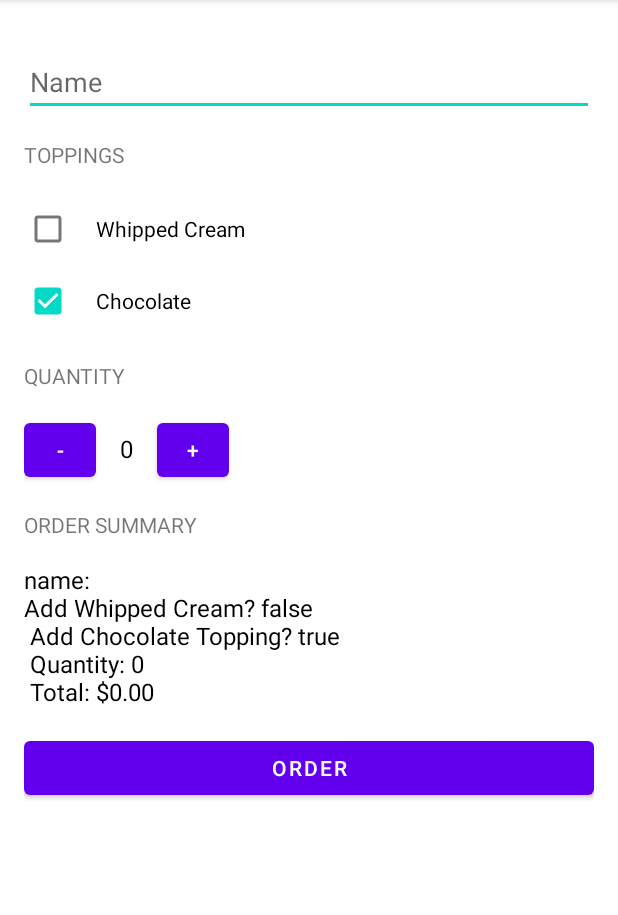
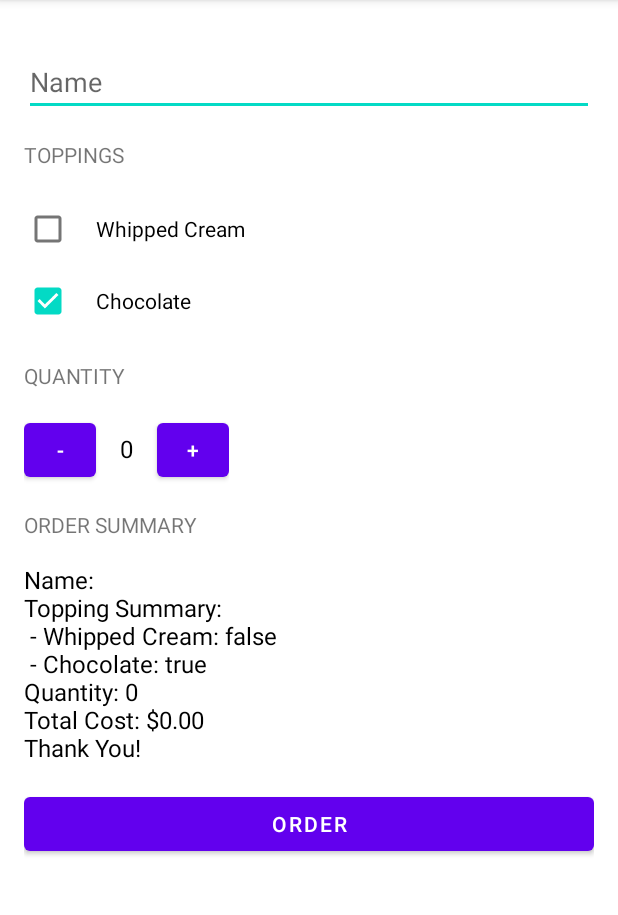
Before and after one commit to Arsonist-Cook/Desenvolvimento-Android_Trilha-Basica, an Android app: the screen it shows after launch (MainActivity), after a tap on "ORDER", on a phone screen of 412 x 824 dp, the part 84-999 px from its top. Run offline under Robolectric (Android 15) with nearby library versions, the phone set to English and light mode, and no system bars; 1 other tap on this screen came first.

Commit message:
Add string resource to localization later support

```diff
--- a/User Input/Just Kotlin/app/src/main/java/com/example/android/justkotlin/MainActivity.kt
+++ b/User Input/Just Kotlin/app/src/main/java/com/example/android/justkotlin/MainActivity.kt
@@ -8,13 +8,12 @@ import android.widget.EditText
 import android.widget.TextView
 import androidx.appcompat.app.AppCompatActivity
 import androidx.core.widget.doAfterTextChanged
-import androidx.core.widget.doOnTextChanged
 import com.example.android.justkotlin.utils.Order
 
 
 class MainActivity : AppCompatActivity() {
 
-    var order: Order = Order()
+    var order: Order = Order(this)
     var summaryTextView:TextView? = null
     var quantityTextView:TextView? = null
     var editText:EditText? = null
--- a/User Input/Just Kotlin/app/src/main/java/com/example/android/justkotlin/utils/Order.kt
+++ b/User Input/Just Kotlin/app/src/main/java/com/example/android/justkotlin/utils/Order.kt
@@ -1,12 +1,14 @@
 package com.example.android.justkotlin.utils
 
+import android.content.Context
+import com.example.android.justkotlin.R
 import java.text.NumberFormat
 
 const val COFFEE_BASE_PRICE: Double = 5.0
 const val WHIPPED_CREAM_ADD_PRICE: Double = 1.0
 const val CHOCOLATE_TOPPING_PRICE: Double = 2.0
 
-class Order {
+class Order(private val context: Context) {
     var cupsOfCoffee: Int = 0
         private set
     var hasWhippedCream: Boolean = false
@@ -39,10 +41,12 @@ class Order {
     }
 
     fun getSummaryOrder(): String {
-        return "name: $nameOrder \n" +
-                "Add Whipped Cream? $hasWhippedCream \n " +
-                "Add Chocolate Topping? $hasChocolateTopping \n " +
-                "Quantity: $cupsOfCoffee \n " +
-                "Total: ${calculateTotalPrice()}"
+        return "${context.getString(R.string.summary_name, nameOrder)}\n" +
+                "${context.getString(R.string.topping_title_summary)}\n" +
+                " - ${context.getString(R.string.whipped_cream_summary,hasWhippedCream)}\n" +
+                " - ${context.getString(R.string.chocolate_topping_summary,hasChocolateTopping)}\n" +
+                "${context.getString(R.string.quantity_summary, cupsOfCoffee)}\n" +
+                "${context.getString(R.string.total_cost_summary, calculateTotalPrice())}\n" +
+                context.getString(R.string.greetings_summary)
     }
 }
--- a/User Input/Just Kotlin/app/src/main/res/layout/activity_main.xml
+++ b/User Input/Just Kotlin/app/src/main/res/layout/activity_main.xml
@@ -1,8 +1,12 @@
 <?xml version="1.0" encoding="utf-8"?>
-<LinearLayout xmlns:android="http://schemas.android.com/apk/res/android"
+<ScrollView xmlns:android="http://schemas.android.com/apk/res/android"
     xmlns:tools="http://schemas.android.com/tools"
     android:layout_width="match_parent"
-    android:layout_height="match_parent"
+    android:layout_height="match_parent">
+
+    <LinearLayout
+        android:layout_width="match_parent"
+        android:layout_height="wrap_content"
         android:orientation="vertical"
         android:padding="16dp"
         tools:context=".MainActivity">
@@ -11,40 +15,41 @@
             android:id="@+id/name_edit_text"
             android:layout_width="match_parent"
             android:layout_height="wrap_content"
+            android:layout_marginTop="16dp"
             android:layout_marginBottom="16dp"
-        android:layout_marginTop="16dp"
-        android:hint="Name"
-        />
+            android:autofillHints="@string/name_text_edit_hint"
+            android:hint="@string/name_text_edit_hint"
+            android:inputType="textCapWords" />
 
         <TextView
             android:layout_width="wrap_content"
             android:layout_height="wrap_content"
             android:layout_marginBottom="16dp"
-        android:text="Toppings"
+            android:text="@string/toppings_label"
             android:textAllCaps="true" />
 
         <CheckBox
             android:layout_width="wrap_content"
             android:layout_height="wrap_content"
+            android:onClick="setWhippedCreamTopping"
+            android:paddingStart="16dp"
             android:paddingEnd="16dp"
-        android:text="Whipped Cream"
-        android:onClick="setWhippedCreamTopping"
-        android:paddingStart="16dp" />
+            android:text="@string/whipped_cream_topping" />
 
         <CheckBox
             android:layout_width="wrap_content"
             android:layout_height="wrap_content"
             android:layout_marginBottom="16dp"
+            android:onClick="setChocolateTopping"
+            android:paddingStart="16dp"
             android:paddingEnd="16dp"
-        android:text="Chocolate"
-        android:onClick="setChocolateTopping"
-        android:paddingStart="16dp" />
+            android:text="@string/chocolate_topping" />
 
         <TextView
             android:layout_width="wrap_content"
             android:layout_height="wrap_content"
             android:layout_marginBottom="16dp"
-        android:text="quantity"
+            android:text="@string/quantity"
             android:textAllCaps="true" />
 
         <LinearLayout
@@ -58,14 +63,14 @@
                 android:layout_width="48dp"
                 android:layout_height="48dp"
                 android:onClick="decrementCup"
-            android:text="-" />
+                android:text="@string/subtract" />
 
             <TextView
                 android:id="@+id/order_text_input"
                 android:layout_width="wrap_content"
                 android:layout_height="wrap_content"
                 android:layout_marginHorizontal="16dp"
-            android:text="0"
+                android:text="@string/quantity_Startup"
                 android:textColor="@color/black"
                 android:textSize="16sp" />
 
@@ -74,14 +79,14 @@
                 android:layout_width="48dp"
                 android:layout_height="48dp"
                 android:onClick="incrementCup"
-            android:text="+" />
+                android:text="@string/add" />
         </LinearLayout>
 
         <TextView
             android:layout_width="wrap_content"
             android:layout_height="wrap_content"
             android:layout_marginBottom="16dp"
-        android:text="Order Summary"
+            android:text="@string/order_summary"
             android:textAllCaps="true" />
 
         <TextView
@@ -90,12 +95,13 @@
             android:layout_height="wrap_content"
             android:layout_marginBottom="16dp"
             android:textColor="@color/black"
-        android:textSize="16sp" />
+            android:textSize="16sp"/>
 
         <Button
             android:id="@+id/order_btn"
             android:layout_width="match_parent"
             android:layout_height="wrap_content"
             android:onClick="submitOrder"
-        android:text="Order" />
+            android:text="@string/order" />
     </LinearLayout>
+</ScrollView>
--- a/User Input/Just Kotlin/app/src/main/res/values/strings.xml
+++ b/User Input/Just Kotlin/app/src/main/res/values/strings.xml
@@ -1,3 +1,21 @@
-<resources>
+<resources xmlns:xliff="urn:oasis:names:tc:xliff:document:1.2">
     <string name="app_name">Just Kotlin</string>
+    <string name="order">Order</string>
+    <string name="order_summary">Order Summary</string>
+    <string name="add">+</string>
+    <string name="quantity_Startup">0</string>
+    <string name="subtract">-</string>
+    <string name="quantity">quantity</string>
+    <string name="chocolate_topping">Chocolate</string>
+    <string name="whipped_cream_topping">Whipped Cream</string>
+    <string name="toppings_label">Toppings</string>
+    <string name="name_text_edit_hint">Name</string>
+    <string name="summary_name">Name: <xliff:g id="name" example="Anna">%1$s</xliff:g></string>
+    <string name="topping_title_summary">Topping Summary:</string>
+    <string name="whipped_cream_summary">Whipped Cream: <xliff:g id="wipped_cream_topping" example="true">%1$b</xliff:g></string>
+    <string name="chocolate_topping_summary">Chocolate: <xliff:g id="chocolate_topping" example="true">%1$b</xliff:g></string>
+    <string name="quantity_summary">Quantity: <xliff:g id="quantity" example="3">%1$d</xliff:g></string>
+    <string name="total_cost_summary">Total Cost: <xliff:g id="total_cost" example="$30.00">%1$s</xliff:g></string>
+    <string name="greetings_summary">Thank You!</string>
+
 </resources>
```
Lines whose indentation alone changed are shown as unchanged.
